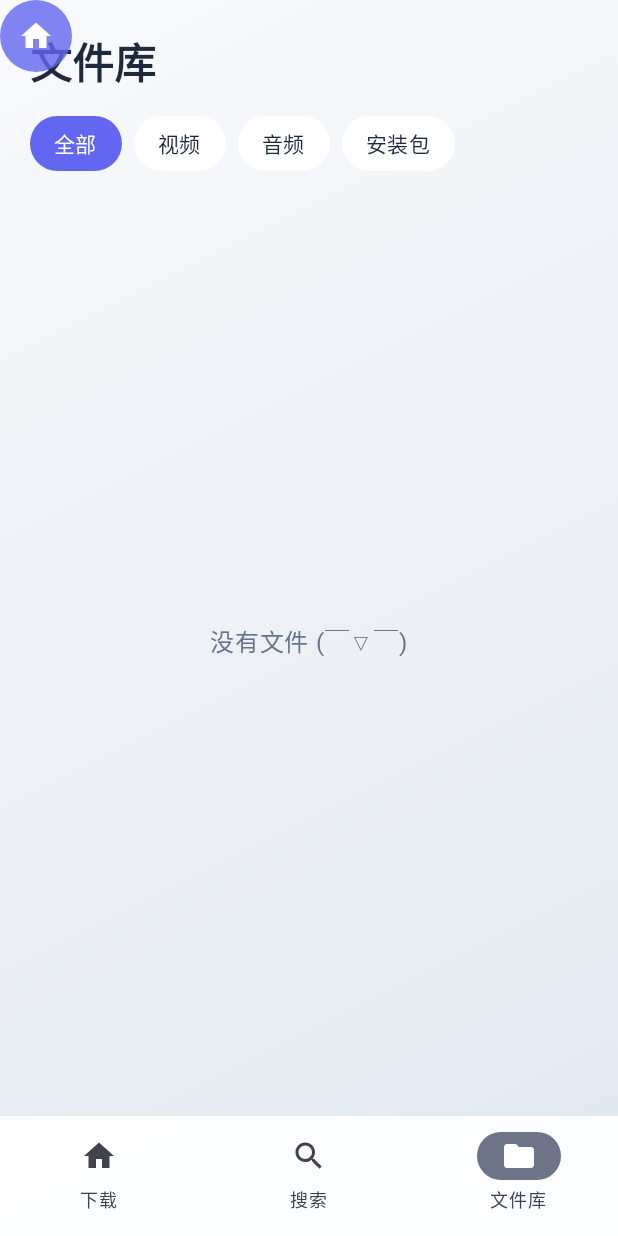
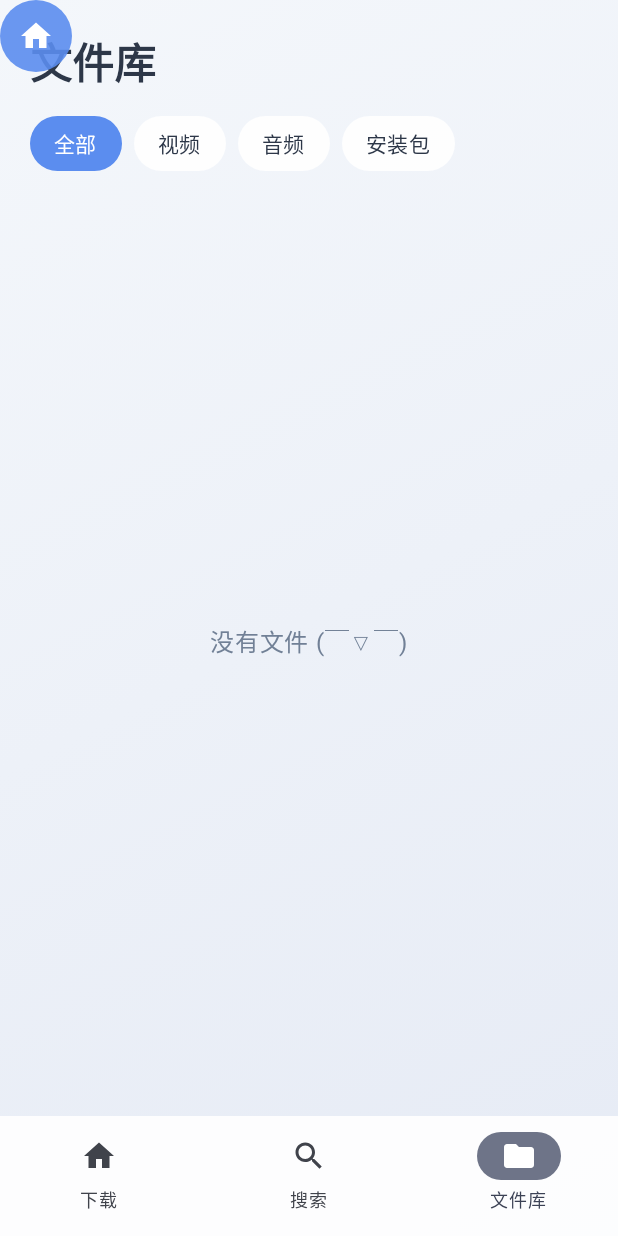
Before and after one commit to Maxx-EX/download-source, an Android app built with Jetpack Compose: the screen it shows after launch (MainActivity), item 3 of the bottom bar chosen, on a phone screen of 412 x 824 dp. Run offline under Robolectric (Android 15) with nearby library versions, the phone set to English and light mode, and no system bars; pictures from the network do not load.

Commit message:
feat: release v4.1.5 with massive UI upgrade, floating menu, multi-tabs, and animations

```diff
--- a/app/build.gradle.kts
+++ b/app/build.gradle.kts
@@ -9,7 +9,7 @@ plugins {
 
 // 版本信息注入：CI 环境变量优先，本地 fallback
 val injectedVersionCode = System.getenv("VERSION_CODE")?.toIntOrNull() ?: 1
-val injectedVersionName = System.getenv("VERSION_NAME") ?: "4.0.1"
+val injectedVersionName = System.getenv("VERSION_NAME") ?: "4.1.5"
 val buildTime = SimpleDateFormat("yyyy-MM-dd HH:mm", Locale.US).format(Date())
 
 android {
--- a/app/src/main/java/com/downloadsource/MainActivity.kt
+++ b/app/src/main/java/com/downloadsource/MainActivity.kt
@@ -9,8 +9,11 @@ import android.view.inputmethod.InputMethodManager
 import androidx.activity.ComponentActivity
 import androidx.activity.compose.setContent
 import androidx.activity.result.contract.ActivityResultContracts
+import androidx.compose.animation.core.animateFloatAsState
+import androidx.compose.foundation.ExperimentalFoundationApi
 import androidx.compose.foundation.background
 import androidx.compose.foundation.clickable
+import androidx.compose.foundation.combinedClickable
 import androidx.compose.foundation.gestures.Orientation
 import androidx.compose.foundation.gestures.draggable
 import androidx.compose.foundation.gestures.rememberDraggableState
@@ -29,7 +32,7 @@ import androidx.compose.runtime.*
 import androidx.compose.ui.Alignment
 import androidx.compose.ui.Modifier
 import androidx.compose.ui.draw.clip
-import androidx.compose.ui.focus.FocusManager
+import androidx.compose.ui.draw.scale
 import androidx.compose.ui.graphics.Color
 import androidx.compose.ui.graphics.SolidColor
 import androidx.compose.ui.platform.LocalContext
@@ -43,6 +46,7 @@ import androidx.lifecycle.compose.LifecycleResumeEffect
 import androidx.lifecycle.compose.collectAsStateWithLifecycle
 import com.downloadsource.core.DownloadManager
 import com.downloadsource.core.UpdateManager
+import com.downloadsource.storage.BrowserHistoryStore
 import com.downloadsource.storage.BrowserPrefs
 import com.downloadsource.storage.DirStore
 import com.downloadsource.ui.*
@@ -103,6 +107,7 @@ enum class Tab { DOWNLOAD, BROWSER, LIBRARY }
 fun MainScaffold(initialShareUrl: String?, onPickFolder: ((Uri) -> Unit) -> Unit, onOpenSettings: () -> Unit) {
     var currentTab by remember { mutableStateOf(Tab.DOWNLOAD) }
     var playingUri by remember { mutableStateOf<Uri?>(null) }
+    var showFabMenu by remember { mutableStateOf(false) }
 
     if (playingUri != null) {
         VideoPlayerScreen(uri = playingUri!!, onBack = { playingUri = null })
@@ -114,6 +119,7 @@ fun MainScaffold(initialShareUrl: String?, onPickFolder: ((Uri) -> Unit) -> Unit
             containerColor = Color.Transparent,
             bottomBar = {
                 NavigationBar(containerColor = LocalPalette.current.surface) {
+                    // 小功能：底部导航栏点击动画
                     NavigationBarItem(selected = currentTab == Tab.DOWNLOAD, onClick = { currentTab = Tab.DOWNLOAD }, icon = { Icon(Icons.Default.Home, null) }, label = { Text("下载") })
                     NavigationBarItem(selected = currentTab == Tab.BROWSER, onClick = { currentTab = Tab.BROWSER }, icon = { Icon(Icons.Default.Search, null) }, label = { Text("搜索") })
                     NavigationBarItem(selected = currentTab == Tab.LIBRARY, onClick = { currentTab = Tab.LIBRARY }, icon = { Icon(Icons.Default.Folder, null) }, label = { Text("文件库") })
@@ -125,19 +131,48 @@ fun MainScaffold(initialShareUrl: String?, onPickFolder: ((Uri) -> Unit) -> Unit
                     Tab.DOWNLOAD -> DownloadScreen(initialShareUrl, onPickFolder, onOpenSettings)
                     Tab.BROWSER -> BrowserScreen(
                         onPlayVideo = { playingUri = Uri.fromFile(it) },
-                        onPlayStream = { playingUri = Uri.parse(it) }
+                        onPlayStream = { playingUri = Uri.parse(it) },
+                        onShowSnackbar = {}
                     )
                     Tab.LIBRARY -> MediaLibraryScreen(onPlayVideo = { playingUri = Uri.fromFile(it) })
                 }
             }
         }
 
-        DraggableFloatingButton(onClick = { currentTab = Tab.DOWNLOAD })
+        // 大功能：可拖拽悬浮球，长按弹出快捷历史记录与嗅探
+        DraggableFloatingButton(
+            onClick = { currentTab = Tab.DOWNLOAD },
+            onLongClick = { showFabMenu = true }
+        )
+    }
+
+    // 小功能：长按悬浮球弹出的高级菜单
+    if (showFabMenu) {
+        ModalBottomSheet(onDismissRequest = { showFabMenu = false }, containerColor = LocalPalette.current.surface) {
+            Column(Modifier.padding(16.dp)) {
+                Text("快捷控制台", style = MaterialTheme.typography.titleLarge, fontWeight = FontWeight.Bold, color = LocalPalette.current.onSurface)
+                Spacer(Modifier.height(16.dp))
+                BrowserMenuItem("历史浏览记录", Icons.Default.History, LocalPalette.current.onSurface) {
+                    currentTab = Tab.BROWSER
+                    showFabMenu = false
+                }
+                BrowserMenuItem("资源嗅探列表", Icons.Default.Radar, LocalPalette.current.onSurface) {
+                    currentTab = Tab.BROWSER
+                    showFabMenu = false
+                }
+                BrowserMenuItem("回到多页首页", Icons.Default.Tab, LocalPalette.current.onSurface) {
+                    currentTab = Tab.BROWSER
+                    showFabMenu = false
+                }
+                Spacer(Modifier.height(16.dp))
+            }
+        }
     }
 }
 
+@OptIn(ExperimentalFoundationApi::class)
 @Composable
-fun DraggableFloatingButton(onClick: () -> Unit) {
+fun DraggableFloatingButton(onClick: () -> Unit, onLongClick: () -> Unit) {
     val palette = LocalPalette.current
     var offsetX by remember { mutableFloatStateOf(0f) }
     var offsetY by remember { mutableFloatStateOf(0f) }
@@ -145,12 +180,12 @@ fun DraggableFloatingButton(onClick: () -> Unit) {
     Box(
         modifier = Modifier
             .offset { IntOffset(offsetX.roundToInt(), offsetY.roundToInt()) }
-            .size(48.dp) // 缩小一点更精致
+            .size(48.dp)
             .draggable(orientation = Orientation.Vertical, state = rememberDraggableState { delta -> offsetY += delta })
             .draggable(orientation = Orientation.Horizontal, state = rememberDraggableState { delta -> offsetX += delta })
             .clip(CircleShape)
-            .background(palette.primary.first().copy(alpha = 0.8f))
-            .clickable { onClick() },
+            .background(palette.primary.first().copy(alpha = 0.9f))
+            .combinedClickable(onClick = onClick, onLongClick = onLongClick),
         contentAlignment = Alignment.Center
     ) {
         Icon(Icons.Default.Home, "Top", tint = Color.White)
--- a/app/src/main/java/com/downloadsource/ui/GradientTheme.kt
+++ b/app/src/main/java/com/downloadsource/ui/GradientTheme.kt
@@ -17,36 +17,32 @@ import com.downloadsource.ThemeStore
 
 data class GradientPalette(val primary: List<Color>, val accent: List<Color>, val background: List<Color>, val surface: Color, val onSurface: Color, val onSurfaceDim: Color)
 
+// 雾霾蓝 / 优雅灰
 val LightPalette = GradientPalette(
-    primary = listOf(Color(0xFF6366F1), Color(0xFF8B5CF6)),
-    accent = listOf(Color(0xFF06B6D4)),
-    background = listOf(Color(0xFFF8FAFC), Color(0xFFE2E8F0)), // 高级浅灰蓝
+    primary = listOf(Color(0xFF5B8DEF), Color(0xFF7AA2F7)),
+    accent = listOf(Color(0xFF4ECDC4)),
+    background = listOf(Color(0xFFF4F7FB), Color(0xFFE6EBF5)),
     surface = Color(0xE6FFFFFF),
-    onSurface = Color(0xFF1E293B),
-    onSurfaceDim = Color(0xFF64748B)
+    onSurface = Color(0xFF2D3748),
+    onSurfaceDim = Color(0xFF718096)
 )
+// 赛博暗夜
 val DarkPalette = GradientPalette(
-    primary = listOf(Color(0xFF818CF8), Color(0xFFA78BFA)),
-    accent = listOf(Color(0xFF22D3EE)),
-    background = listOf(Color(0xFF0F172A), Color(0xFF1E293B)),
+    primary = listOf(Color(0xFF66B2FF), Color(0xFF3399FF)),
+    accent = listOf(Color(0xFF00FFCC)),
+    background = listOf(Color(0xFF121826), Color(0xFF1A2235)),
     surface = Color(0x80000000),
-    onSurface = Color(0xFFF1F5F9),
-    onSurfaceDim = Color(0xFF94A3B8)
+    onSurface = Color(0xFFE2E8F0),
+    onSurfaceDim = Color(0xFFA0AEC0)
 )
 
-// 改掉难看的粉白，换成日落珊瑚红
-val CoralLightPalette = LightPalette.copy(primary = listOf(Color(0xFFFF7E5F), Color(0xFFFEB47B)), background = listOf(Color(0xFFFFF7F5), Color(0xFFFFF0EC)))
-val CoralDarkPalette = DarkPalette.copy(primary = listOf(Color(0xFFFF9A8B), Color(0xFFFF6A88)), background = listOf(Color(0xFF2D1B1B), Color(0xFF1A1111)))
+// 玫瑰金
+val RoseLightPalette = LightPalette.copy(primary = listOf(Color(0xFFF08A8A), Color(0xFFFFADAD)), background = listOf(Color(0xFFFCF5F5), Color(0xFFF7E8E8)))
+val RoseDarkPalette = DarkPalette.copy(primary = listOf(Color(0xFFFF9A9A), Color(0xFFFF7A7A)), background = listOf(Color(0xFF2D1F1F), Color(0xFF1F1515)))
 
-val ForestLightPalette = LightPalette.copy(primary = listOf(Color(0xFF10B981), Color(0xFF059669)), background = listOf(Color(0xFFF0FDF4), Color(0xFFDCFCE7)))
-val SunsetLightPalette = LightPalette.copy(primary = listOf(Color(0xFFF59E0B), Color(0xFFEF4444)), background = listOf(Color(0xFFFFFBEB), Color(0xFFFEF3C7)))
-val OceanLightPalette = LightPalette.copy(primary = listOf(Color(0xFF0EA5E9), Color(0xFF3B82F6)), background = listOf(Color(0xFFF0F9FF), Color(0xFFE0F2FE)))
-val CyberLightPalette = LightPalette.copy(primary = listOf(Color(0xFFD946EF), Color(0xFF8B5CF6)), background = listOf(Color(0xFFFDF4FF), Color(0xFFFAE8FF)))
-
-val ForestDarkPalette = DarkPalette.copy(primary = listOf(Color(0xFF34D399), Color(0xFF10B981)), background = listOf(Color(0xFF022C22), Color(0xFF064E3B)))
-val SunsetDarkPalette = DarkPalette.copy(primary = listOf(Color(0xFFFBBF24), Color(0xFFF87171)), background = listOf(Color(0xFF451A03), Color(0xFF7F1D1D)))
-val OceanDarkPalette = DarkPalette.copy(primary = listOf(Color(0xFF38BDF8), Color(0xFF60A5FA)), background = listOf(Color(0xFF082F49), Color(0xFF1E3A8A)))
-val CyberDarkPalette = DarkPalette.copy(primary = listOf(Color(0xFFF0ABFC), Color(0xFFC084FC)), background = listOf(Color(0xFF2E1065), Color(0xFF4C1D95)))
+// 极光绿
+val ForestLightPalette = LightPalette.copy(primary = listOf(Color(0xFF48BB78), Color(0xFF68D391)), background = listOf(Color(0xFFF0FDF4), Color(0xFFDCFCE7)))
+val ForestDarkPalette = DarkPalette.copy(primary = listOf(Color(0xFF68D391), Color(0xFF48BB78)), background = listOf(Color(0xFF022C22), Color(0xFF064E3B)))
 
 val LocalPalette = staticCompositionLocalOf { LightPalette }
 
@@ -55,11 +51,8 @@ fun rememberPalette(): GradientPalette {
     val ctx = LocalContext.current
     val isDark = when (ThemeStore.get(ctx)) { ThemeStore.LIGHT -> false; ThemeStore.DARK -> true; else -> isSystemInDarkTheme() }
     return when (ThemeStore.getThemeStyle(ctx)) {
-        1 -> if (isDark) CoralDarkPalette else CoralLightPalette
+        1 -> if (isDark) RoseDarkPalette else RoseLightPalette
         2 -> if (isDark) ForestDarkPalette else ForestLightPalette
-        3 -> if (isDark) SunsetDarkPalette else SunsetLightPalette
-        4 -> if (isDark) OceanDarkPalette else OceanLightPalette
-        5 -> if (isDark) CyberDarkPalette else CyberLightPalette
         else -> if (isDark) DarkPalette else LightPalette
     }
 }
```
Also changed, not shown: app/src/main/java/com/downloadsource/ui/BrowserScreen.kt (+28 -29 lines), app/src/main/java/com/downloadsource/ui/DownloadCard.kt (+10 -7 lines), 1 other file.
